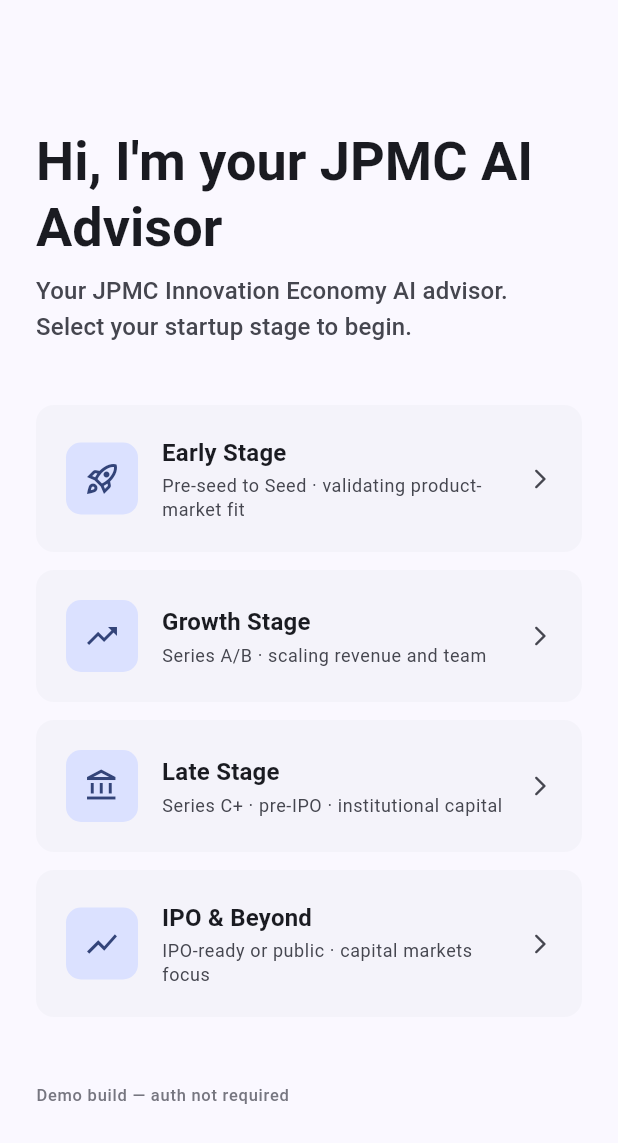
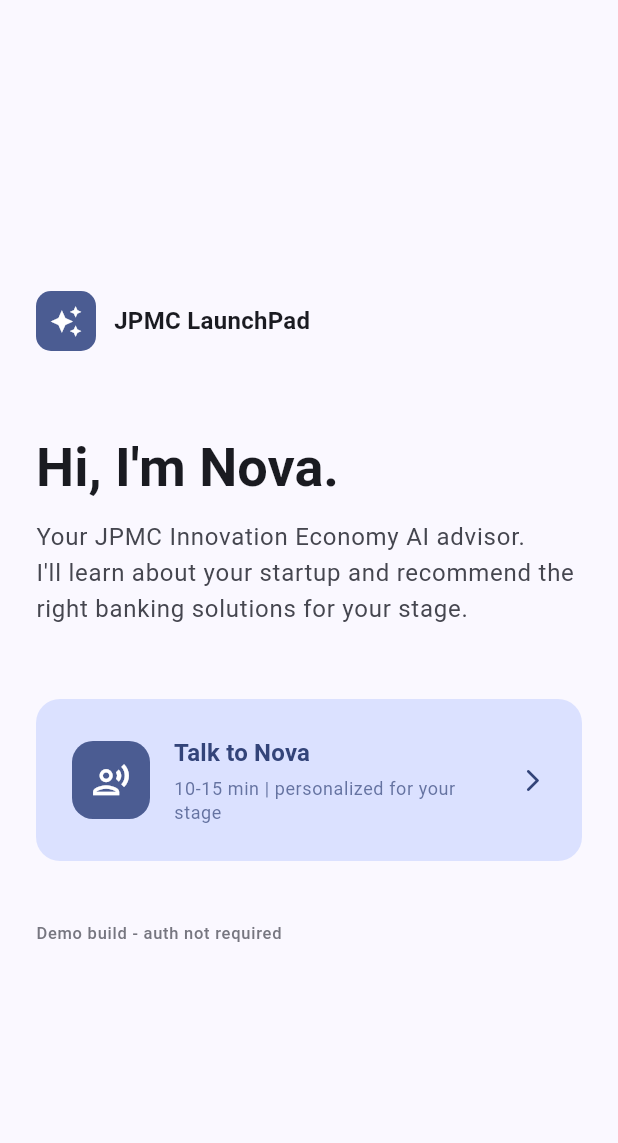
Before and after one commit to rahulxiphi/launchpad-web, a Flutter app: the StageSelectorPage screen opened by its route, on a phone screen of 412 x 824 dp. Shown: the top 1143 px of the screen. Run offline on Flutter 3.47's test engine with Material 3 defaults, Android fonts, the phone set to English and light mode, and no system bars; our stand-ins replace dio, flutter_riverpod, flutter_secure_storage, go_router; missing offline and left inert: elevenlabs_agents; accounts and stored records are empty; network calls fail.

Commit message:
feat: Update stage handling and introduce 'super_agent' for JPMC AI advisor

```diff
--- a/lib/features/landing_jpmc/jpmc_landing_page.dart
+++ b/lib/features/landing_jpmc/jpmc_landing_page.dart
@@ -110,7 +110,7 @@
     });
 
     try {
-      const stageBucket = 'early_stage';
+      const stageBucket = 'super_agent';
       final prospectId = await _service.createProspect(stageBucket);
       final result = await _service.getVoiceToken(
         stageBucket,
--- a/lib/features/stage_selector/stage_selector_page.dart
+++ b/lib/features/stage_selector/stage_selector_page.dart
@@ -2,46 +2,7 @@
 import '../../services/conversation_service.dart';
 import '../../shared/widgets/app_shell.dart';
 
-class _StageOption {
-  final String bucket;
-  final String label;
-  final String description;
-  final IconData icon;
-
-  const _StageOption({
-    required this.bucket,
-    required this.label,
-    required this.description,
-    required this.icon,
-  });
-}
-
-const _stages = [
-  _StageOption(
-    bucket: 'early_stage',
-    label: 'Early Stage',
-    description: 'Pre-seed to Seed · validating product-market fit',
-    icon: Icons.rocket_launch_outlined,
-  ),
-  _StageOption(
-    bucket: 'growth_stage',
-    label: 'Growth Stage',
-    description: 'Series A/B · scaling revenue and team',
-    icon: Icons.trending_up_outlined,
-  ),
-  _StageOption(
-    bucket: 'late_stage',
-    label: 'Late Stage',
-    description: 'Series C+ · pre-IPO · institutional capital',
-    icon: Icons.account_balance_outlined,
-  ),
-  _StageOption(
-    bucket: 'ipo_beyond',
-    label: 'IPO & Beyond',
-    description: 'IPO-ready or public · capital markets focus',
-    icon: Icons.show_chart_outlined,
-  ),
-];
+const _kSuperAgentBucket = 'super_agent';
 
 class StageSelectorPage extends StatefulWidget {
   final String? invitationCode;
@@ -59,10 +20,8 @@
 
 class _StageSelectorPageState extends State<StageSelectorPage> {
   final _service = ConversationService();
-  String? _loadingBucket;
+  bool _loading = false;
   String? _errorMessage;
-  bool _inviteLoading = false;
-  String _agentName = 'your JPMC AI Advisor';
 
   @override
   void initState() {
@@ -74,178 +33,168 @@
     }
   }
 
-  /// Return visit via /?p=<UUID> — resume existing prospect session.
   Future<void> _handleReturnVisit(String prospectId) async {
     setState(() {
-      _inviteLoading = true;
+      _loading = true;
       _errorMessage = null;
     });
-
     try {
-      // 1. Fetch existing prospect data
       final prospect = await _service.getProspect(prospectId);
-
-      setState(() {
-        _agentName = prospect.agentDisplayName;
-      });
-
-      // 2. Get voice token for the existing prospect
       final tokenResult = await _service.getVoiceToken(
         prospect.stageBucket,
         prospectId: prospectId,
       );
-
       if (!mounted) return;
-      await Navigator.of(context).push(
-        MaterialPageRoute(
+      await Navigator.of(context).push(MaterialPageRoute(
         builder: (_) => AppShell(
           conversationToken: tokenResult.conversationToken,
           stageBucket: prospect.stageBucket,
           prospectId: prospectId,
           dynamicVariables: tokenResult.dynamicVariables,
         ),
-        ),
-      );
-    } catch (e) {
+      ));
+    } catch (_) {
       if (!mounted) return;
-      setState(() {
-        _errorMessage = 'Could not resume your session. '
-            'Select your startup stage to start a new conversation.';
-      });
+      setState(() => _errorMessage = 'Could not resume your session. Tap below to start fresh.');
     } finally {
-      if (mounted) setState(() => _inviteLoading = false);
+      if (mounted) setState(() => _loading = false);
     }
   }
 
-  /// Invitation code present — resolve to stage + agent, then start session.
   Future<void> _handleInviteCode(String invitationCode) async {
     setState(() {
-      _inviteLoading = true;
+      _loading = true;
       _errorMessage = null;
     });
-
     try {
-      // 1. Resolve invitation code → prospect + stage + agent
       final initResult = await _service.initProspect(invitationCode);
-
-      setState(() {
-        _agentName = initResult.agentDisplayName;
-      });
-
-      // 2. Get voice token with resolved stage
       final tokenResult = await _service.getVoiceToken(
         initResult.stageBucket,
         prospectId: initResult.prospectId,
       );
-
       if (!mounted) return;
-      await Navigator.of(context).push(
-        MaterialPageRoute(
+      await Navigator.of(context).push(MaterialPageRoute(
         builder: (_) => AppShell(
           conversationToken: tokenResult.conversationToken,
           stageBucket: initResult.stageBucket,
           prospectId: initResult.prospectId,
           dynamicVariables: tokenResult.dynamicVariables,
         ),
-        ),
-      );
-    } catch (e) {
+      ));
+    } catch (_) {
       if (!mounted) return;
-      setState(() {
-        _errorMessage = 'Invalid or expired invitation link. '
-            'Select your startup stage to continue.';
-      });
+      setState(() => _errorMessage = 'Invalid or expired invitation link. Tap below to continue.');
     } finally {
-      if (mounted) setState(() => _inviteLoading = false);
+      if (mounted) setState(() => _loading = false);
     }
   }
 
-  /// Manual stage selection fallback (no invitation code).
-  Future<void> _startSession(String stageBucket) async {
+  Future<void> _startSession() async {
     setState(() {
-      _loadingBucket = stageBucket;
+      _loading = true;
       _errorMessage = null;
     });
-
     try {
-      // 1. Create prospect identity
-      final prospectId = await _service.createProspect(stageBucket);
-
-      // 2. Get voice token with prospect context
+      final prospectId = await _service.createProspect(_kSuperAgentBucket);
       final result = await _service.getVoiceToken(
-        stageBucket,
+        _kSuperAgentBucket,
         prospectId: prospectId,
       );
-
       if (!mounted) return;
-      await Navigator.of(context).push(
-        MaterialPageRoute(
+      await Navigator.of(context).push(MaterialPageRoute(
         builder: (_) => AppShell(
           conversationToken: result.conversationToken,
-            stageBucket: stageBucket,
+          stageBucket: _kSuperAgentBucket,
           prospectId: prospectId,
           dynamicVariables: result.dynamicVariables,
         ),
-        ),
-      );
+      ));
     } catch (e) {
       if (!mounted) return;
-      setState(() {
-        _errorMessage = 'Failed to start session: ${e.toString()}';
-      });
+      setState(() => _errorMessage = 'Failed to start session: ${e.toString()}');
     } finally {
-      if (mounted) setState(() => _loadingBucket = null);
+      if (mounted) setState(() => _loading = false);
     }
   }
 
   @override
   Widget build(BuildContext context) {
     final colorScheme = Theme.of(context).colorScheme;
+    final textTheme = Theme.of(context).textTheme;
+
+    // While handling invite/return URL, show full-screen loader
+    if (_loading && (widget.invitationCode != null || widget.returnProspectId != null)) {
+      return Scaffold(
+        backgroundColor: colorScheme.surface,
+        body: const Center(child: CircularProgressIndicator()),
+      );
+    }
 
     return Scaffold(
       backgroundColor: colorScheme.surface,
       body: Center(
         child: ConstrainedBox(
-          constraints: const BoxConstraints(maxWidth: 680),
+          constraints: const BoxConstraints(maxWidth: 560),
           child: Padding(
             padding: const EdgeInsets.symmetric(horizontal: 24, vertical: 48),
             child: Column(
               mainAxisAlignment: MainAxisAlignment.center,
               crossAxisAlignment: CrossAxisAlignment.start,
               children: [
+                // Logo / wordmark
+                Row(
+                  children: [
+                    Container(
+                      width: 40,
+                      height: 40,
+                      decoration: BoxDecoration(
+                        color: colorScheme.primary,
+                        borderRadius: BorderRadius.circular(10),
+                      ),
+                      child: Icon(Icons.auto_awesome,
+                          color: colorScheme.onPrimary, size: 22),
+                    ),
+                    const SizedBox(width: 12),
                     Text(
-                  'Hi, I\'m $_agentName',
-                  style: Theme.of(context).textTheme.displaySmall?.copyWith(
+                      'JPMC LaunchPad',
+                      style: textTheme.titleMedium?.copyWith(
+                        fontWeight: FontWeight.w700,
+                        color: colorScheme.onSurface,
+                        letterSpacing: 0.2,
+                      ),
+                    ),
+                  ],
+                ),
+
+                const SizedBox(height: 56),
+
+                // Headline
+                Text(
+                  'Hi, I\'m Nova.',
+                  style: textTheme.displaySmall?.copyWith(
                     fontWeight: FontWeight.w700,
                     color: colorScheme.onSurface,
                   ),
                 ),
-                const SizedBox(height: 8),
+                const SizedBox(height: 12),
                 Text(
-                  widget.returnProspectId != null
-                      ? 'Welcome back. Resuming your session...'
-                      : widget.invitationCode != null
-                          ? 'Your JPMC Innovation Economy AI advisor. Setting up your session...'
-                          : 'Your JPMC Innovation Economy AI advisor. Select your startup stage to begin.',
-                  style: Theme.of(context).textTheme.titleMedium?.copyWith(
+                  'Your JPMC Innovation Economy AI advisor.\n'
+                  'I\'ll learn about your startup and recommend the right banking solutions for your stage.',
+                  style: textTheme.bodyLarge?.copyWith(
                     color: colorScheme.onSurfaceVariant,
+                    height: 1.5,
                   ),
                 ),
-                const SizedBox(height: 40),
-                if (_inviteLoading)
-                  const Center(
-                    child: Padding(
-                      padding: EdgeInsets.symmetric(vertical: 48),
-                      child: CircularProgressIndicator(),
+
+                const SizedBox(height: 48),
+
+                // Single CTA card
+                _NovaCard(
+                  isLoading: _loading,
+                  onTap: _loading ? null : _startSession,
                 ),
-                  )
-                else
-                ..._stages.map((stage) => _StageCard(
-                      stage: stage,
-                      isLoading: _loadingBucket == stage.bucket,
-                      isDisabled: _loadingBucket != null,
-                      onTap: () => _startSession(stage.bucket),
-                    )),
+
+                // Error
                 if (_errorMessage != null) ...[
                   const SizedBox(height: 16),
                   Container(
@@ -269,12 +218,12 @@
                     ),
                   ),
                 ],
-                const SizedBox(height: 32),
+
+                const SizedBox(height: 40),
                 Text(
-                  'Demo build — auth not required',
-                  style: Theme.of(context).textTheme.labelSmall?.copyWith(
-                        color: colorScheme.outline,
-                      ),
+                  'Demo build - auth not required',
+                  style: textTheme.labelSmall
+                      ?.copyWith(color: colorScheme.outline),
                 ),
               ],
             ),
@@ -285,43 +234,38 @@
   }
 }
 
-class _StageCard extends StatelessWidget {
-  final _StageOption stage;
+// Nova CTA card
+
+class _NovaCard extends StatelessWidget {
   final bool isLoading;
-  final bool isDisabled;
-  final VoidCallback onTap;
+  final VoidCallback? onTap;
 
-  const _StageCard({
-    required this.stage,
-    required this.isLoading,
-    required this.isDisabled,
-    required this.onTap,
-  });
+  const _NovaCard({required this.isLoading, required this.onTap});
 
   @override
   Widget build(BuildContext context) {
     final colorScheme = Theme.of(context).colorScheme;
+    final textTheme = Theme.of(context).textTheme;
 
-    return Padding(
-      padding: const EdgeInsets.only(bottom: 12),
-      child: Material(
-        color: colorScheme.surfaceContainerLow,
-        borderRadius: BorderRadius.circular(12),
+    return Material(
+      color: colorScheme.primaryContainer,
+      borderRadius: BorderRadius.circular(16),
       child: InkWell(
-          onTap: isDisabled ? null : onTap,
-          borderRadius: BorderRadius.circular(12),
+        onTap: onTap,
+        borderRadius: BorderRadius.circular(16),
         child: Padding(
-            padding: const EdgeInsets.all(20),
+          padding: const EdgeInsets.all(24),
           child: Row(
             children: [
               Container(
-                  width: 48,
-                  height: 48,
+                width: 52,
+                height: 52,
                 decoration: BoxDecoration(
-                    color: colorScheme.primaryContainer,
-                    borderRadius: BorderRadius.circular(10),
+                  color: colorScheme.primary,
+                  borderRadius: BorderRadius.circular(14),
                 ),
-                  child: Icon(stage.icon, color: colorScheme.onPrimaryContainer),
+                child: Icon(Icons.record_voice_over_outlined,
+                    color: colorScheme.onPrimary, size: 26),
               ),
               const SizedBox(width: 16),
               Expanded(
@@ -329,41 +273,35 @@
                   crossAxisAlignment: CrossAxisAlignment.start,
                   children: [
                     Text(
-                        stage.label,
-                        style: Theme.of(context).textTheme.titleMedium?.copyWith(
-                              fontWeight: FontWeight.w600,
+                      'Talk to Nova',
+                      style: textTheme.titleMedium?.copyWith(
+                        fontWeight: FontWeight.w700,
+                        color: colorScheme.onPrimaryContainer,
                       ),
                     ),
-                      const SizedBox(height: 2),
+                    const SizedBox(height: 4),
                     Text(
-                        stage.description,
-                        style: Theme.of(context).textTheme.bodySmall?.copyWith(
-                              color: colorScheme.onSurfaceVariant,
+                      '10-15 min | personalized for your stage',
+                      style: textTheme.bodySmall?.copyWith(
+                        color: colorScheme.onPrimaryContainer.withOpacity(0.7),
                       ),
                     ),
                   ],
                 ),
               ),
               const SizedBox(width: 12),
-                if (isLoading)
-                  SizedBox(
-                    width: 20,
-                    height: 20,
+              isLoading
+                  ? SizedBox(
+                      width: 22,
+                      height: 22,
                       child: CircularProgressIndicator(
-                      strokeWidth: 2,
-                      color: colorScheme.primary,
+                        strokeWidth: 2.5,
+                        color: colorScheme.onPrimaryContainer,
                       ),
                     )
-                else
-                  Icon(
-                    Icons.arrow_forward_ios_rounded,
-                    size: 16,
-                    color: isDisabled
-                        ? colorScheme.outline
-                        : colorScheme.onSurfaceVariant,
-                  ),
+                  : Icon(Icons.arrow_forward_ios_rounded,
+                      size: 18, color: colorScheme.onPrimaryContainer),
             ],
-            ),
           ),
         ),
       ),
--- a/lib/features/voice/conversation_intro_page.dart
+++ b/lib/features/voice/conversation_intro_page.dart
@@ -16,6 +16,18 @@
 }
 
 const _stageContent = {
+  // ── Super agent ───────────────────────────────────────────────────────────
+  'super_agent': _StageContent(
+    heading: 'Nova — Your JPMC AI Advisor',
+    description:
+        'Nova will get to know your startup — stage, priorities, and financial needs — then route you to the right specialist and surface personalised JPMC product recommendations.',
+    topics: [
+      'Your startup stage, business model, and key priorities',
+      'Banking, payments, treasury, and credit options for your stage',
+      'Personalised JPMC product recommendations and next steps',
+    ],
+    duration: '10–15 min',
+  ),
   // ── Legacy stages (kept for backward compat) ──────────────────────────────
   'pre_seed': _StageContent(
     heading: 'Early-stage financial advisory',
```
Also changed, not shown: lib/features/stage_selector/stage_selector_page_legacy.dart (added, +372 -0 lines). Lines whose indentation alone changed are shown as unchanged.
